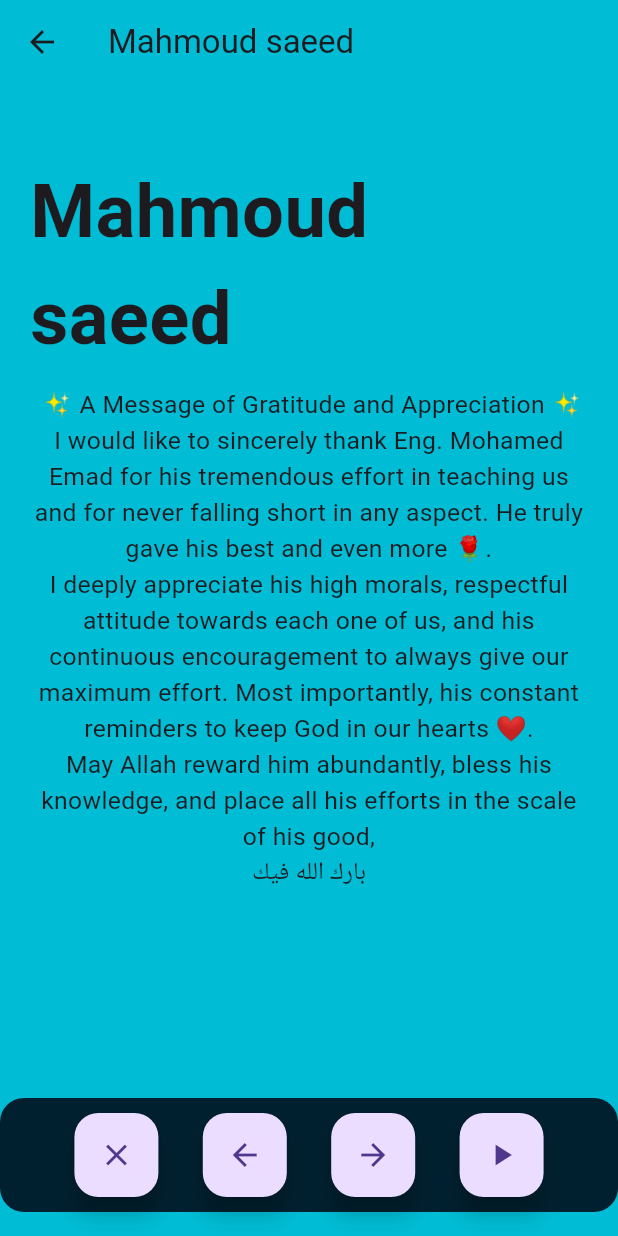
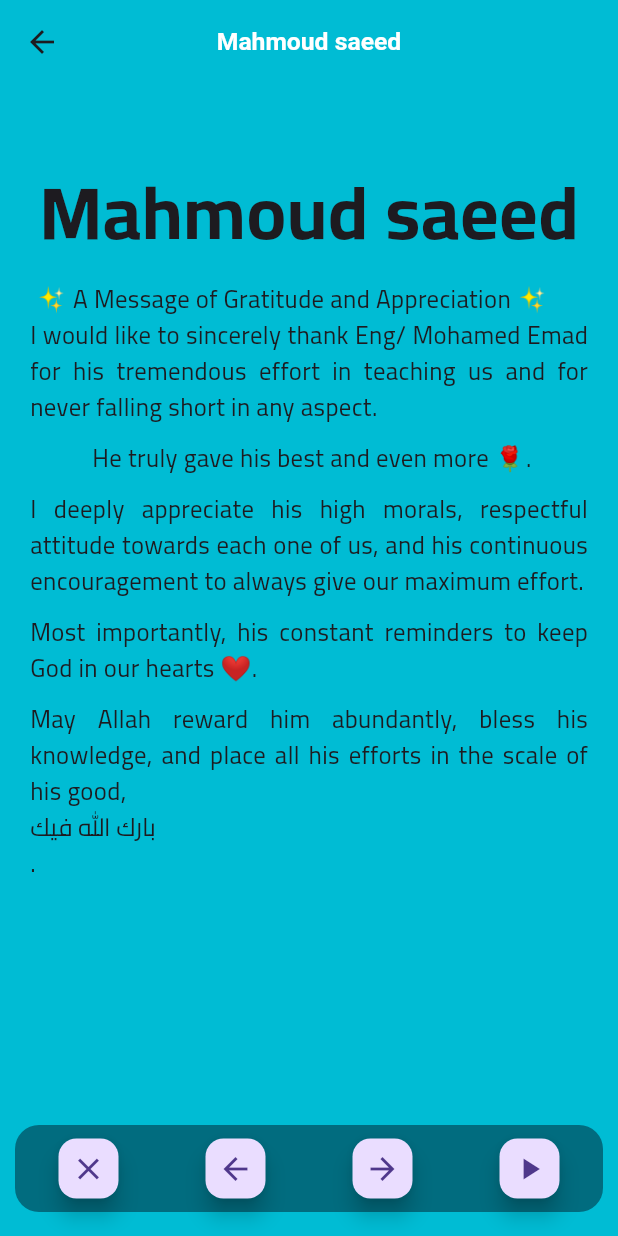
Before and after one commit to mahmoudsaeedm24/nti_std, a Flutter app: the screen it shows after launch, after a tap on "Mahmoud saeed", on a phone screen of 412 x 824 dp. Run offline on Flutter 3.47's test engine with Material 3 defaults, Android fonts, the phone set to English and light mode, and no system bars.

Commit message:
edits in structure

```diff
--- a/lib/core/color_pallete.dart
+++ b/lib/core/color_pallete.dart
@@ -1,16 +1,16 @@
 import 'package:flutter/material.dart';
 
-enum ColorPallete { pink, purple, lightGreen, cyan, lightBlue, deepOrange, def }
+enum ColorPallete { cyan, pink, lightGreen, lightBlue, deepOrange, def, purple }
 
 class AppColors {
   AppColors._();
+  static const Color cyan = Colors.cyan;
   static const Color pink = Colors.pink;
   static const Color purple = Color.fromARGB(255, 230, 210, 255);
   static const Color lightGreen = Colors.lightGreen;
-  static const Color cyan = Colors.cyan;
   static const Color lightBlue = Colors.lightBlue;
   static const Color deepOrange = Colors.deepOrangeAccent;
-  static const Color def = Colors.white54;
+  static const Color def = Color.fromARGB(218, 153, 152, 152);
 
   static Color getColor({required ColorPallete colorPallte}) {
     return switch (colorPallte.name) {
--- a/lib/features/data_source.dart
+++ b/lib/features/data_source.dart
@@ -6,9 +6,7 @@ final List<Person> persons = [
   Person(
     name: "Mahmoud saeed",
     message: """ ✨ A Message of Gratitude and Appreciation ✨
-I would like to sincerely thank Eng. Mohamed Emad for his tremendous effort in teaching us and for never falling short in any aspect. He truly gave his best and even more 🌹.
-I deeply appreciate his high morals, respectful attitude towards each one of us, and his continuous encouragement to always give our maximum effort. Most importantly, his constant reminders to keep God in our hearts ❤️.
-May Allah reward him abundantly, bless his knowledge, and place all his efforts in the scale of his good,
+I would like to sincerely thank Eng/ Mohamed Emad for his tremendous effort in teaching us and for never falling short in any aspect. He truly gave his best and even more 🌹.I deeply appreciate his high morals, respectful attitude towards each one of us, and his continuous encouragement to always give our maximum effort. Most importantly, his constant reminders to keep God in our hearts ❤️.May Allah reward him abundantly, bless his knowledge, and place all his efforts in the scale of his good,
 بارك الله فيك
 """,
     // image: null,
@@ -16,7 +14,7 @@ May Allah reward him abundantly, bless his knowledge, and place all his efforts
   ),
   Person(
     name: "Rawan Magdy",
-    message: """Good morning Eng Mohamed Emad ,
+    message: """Good morning Eng/ Mohamed Emad ,
 I just wanted to take a moment to sincerely thank you, Your respectful attitude, the way you explain things, and how you treat us as students have really left a positive impact on me. Your teaching style is clear and inspiring, and I have truly benefited and learned a lot from you. The religious stories you shared reminded me of one of my old teachers who had the same respectful and kind approach. Your words and manner have touched me and left a good mark in my life. I really hope that one day I will have the chance to work with you in the future and I wish you good in your life and happiness always and success""",
   ),
   Person(
@@ -27,9 +25,7 @@ I just wanted to take a moment to sincerely thank you, Your respectful attitude,
   Person(
     name: "Gehad Wael",
     message:
-        """ ❤️With respect, Eng. Mohamed Emad, I want to express my heartfelt gratitude to you. You were not only a great instructor who explained the course with clarity,  but also a true mentor who shared life lessons that touched me deeply. Your respectful character and the values you always reflect—patience, ethics,
-   and perseverance—made a real difference in my perspective.
- ✨Personally, I used to focus only on the final result, but through your advice and stories I learned to be patient with myself, to trust the process, and to believe that not all great outcomes appear immediately. This lesson is something I will carry with me beyond the classroom.🌸I truly appreciate the time, effort, and sincerity you put into teaching us. I wish you continuous success, happiness, and blessings in your life.""",
+        """ ❤️With respect, Eng/ Mohamed Emad, I want to express my heartfelt gratitude to you. You were not only a great instructor who explained the course with clarity,  but also a true mentor who shared life lessons that touched me deeply. Your respectful character and the values you always reflect—patience, ethics, and perseverance—made a real difference in my perspective.✨Personally, I used to focus only on the final result, but through your advice and stories I learned to be patient with myself, to trust the process, and to believe that not all great outcomes appear immediately. This lesson is something I will carry with me beyond the classroom.🌸I truly appreciate the time, effort, and sincerity you put into teaching us. I wish you continuous success, happiness, and blessings in your life.""",
     screenColor: ColorPallete.def,
   ),
   Person(
@@ -40,38 +36,25 @@ I just wanted to take a moment to sincerely thank you, Your respectful attitude,
   Person(
     name: "Rozan Mohamed",
     message: """Behind every successful journey, there is a great mentor!
-
-We are truly blessed to have you, Eng. Mohamed Emad, as our instructor throughout this track. Your dedication, patience, and passion made the learning experience not only valuable but also inspiring.
- You guided us with knowledge, motivated us to do better, and supported us every step of the way. Thank you for your endless effort and for being such an inspiring mentor.""",
+We are truly blessed to have you, Eng/. Mohamed Emad, as our instructor throughout this track. Your dedication, patience, and passion made the learning experience not only valuable but also inspiring. You guided us with knowledge, motivated us to do better, and supported us every step of the way. Thank you for your endless effort and for being such an inspiring mentor.""",
   ),
   Person(
     name: "Mona Zaki",
     message:
-        """I would like to express my heartfelt gratitude to Eng. Mohamed Emad for his great effort, patience, and dedication during our Flutter training.
-
-Your way of teaching was not only clear and practical but also inspiring,which made me more motivated to continue in this field.
-  I truly appreciate the time you gave us, your respect towards everyone, and your continuous encouragement to always do our best.
-
-Thank you for being more than just an instructor, but also a real role model. May Allah bless you, increase your knowledge, and reward you abundantly for every effort you put into guiding us. 🌸
+        """I would like to express my heartfelt gratitude to Eng/. Mohamed Emad for his great effort, patience, and dedication during our Flutter training. Your way of teaching was not only clear and practical but also inspiring,which made me more motivated to continue in this field.I truly appreciate the time you gave us, your respect towards everyone, and your continuous encouragement to always do our best. Thank you for being more than just an instructor, but also a real role model. May Allah bless you, increase your knowledge, and reward you abundantly for every effort you put into guiding us. 🌸
 """,
     screenColor: ColorPallete.purple,
   ),
   Person(
     name: 'Aya Emad',
-    message: """Hello Eng. Mohamed Emad,
-
-Thank you for your constant support, guidance, and kindness. I truly appreciate your time, effort, and the life lessons you’ve shared, which have made a lasting impact on me.
-
-I especially value how you personally help and check on each student—it means a lot. Once I get my first job, you’ll be the first person I share it with, as you’ve greatly motivated and prepared me.
-
-Wishing you continued success, happiness, and all the wonderful things you deserve."""
+    message: """Hello Eng/ Mohamed Emad,
+Thank you for your constant support, guidance, and kindness. I truly appreciate your time, effort, and the life lessons you’ve shared, which have made a lasting impact on me.I especially value how you personally help and check on each student—it means a lot. Once I get my first job, you’ll be the first person I share it with, as you’ve greatly motivated and prepared me. Wishing you continued success, happiness, and all the wonderful things you deserve.""",
   ),
   Person(
     name: 'Heba Ashraf',
-    message: '''I’m truly grateful to Eng. Mohamed for teaching me Flutter.
-   His guidance, patience, and constant support made a real difference in my learning journey.
-   I deeply appreciate the time and effort he put into helping me grow — I honestly wouldn’t have reached this point without him.
-    Thank you so much, Eng. Mohamed!''',
+    message:
+        '''I’m truly grateful to Eng/ Mohamed for teaching me Flutter.His guidance, patience, and constant support made a real difference in my learning journey.I deeply appreciate the time and effort he put into helping me grow — I honestly wouldn’t have reached this point without him.
+    Thank you so much, Eng/ Mohamed!''',
   ),
   Person(
     name: "Fatma Mohammed",
@@ -83,7 +66,7 @@ Wishing you continued success, happiness, and all the wonderful things you deser
   ),
   Person(
     name: "Faris Abozain",
-    message: """Dear [Eng:Mohmed Selim],
+    message: """Dear [Eng/:Mohmed Selim],
 I would like to express my sincere gratitude for your guidance, support, and dedication. Your way of teaching has inspired me and made the learning process both enjoyable and valuable. I truly appreciate the effort and time you put into helping us grow and achieve our goals.
 Thank you once again for being such an inspiring instructor.
 
@@ -93,7 +76,8 @@ Best regards,
     image: "faris".jpg,
   ),
   Person(
-      name: 'Hager', message: '''I would like to sincerely thank you for all your effort and dedication during our Flutter course. You were always respectful, kind, and supportive, which made the learning experience both enjoyable and valuable. I truly appreciate the knowledge you shared with us and the way you guided us with patience and professionalism.
-
-Wishing you continued success and all the best in your teaching journey.'''),
+    name: 'Hager',
+    message:
+        '''I would like to sincerely thank you for all your effort and dedication during our Flutter course. You were always respectful, kind, and supportive, which made the learning experience both enjoyable and valuable. I truly appreciate the knowledge you shared with us and the way you guided us with patience and professionalism.Wishing you continued success and all the best in your teaching journey.''',
+  ),
 ];
--- a/lib/features/details_screen.dart
+++ b/lib/features/details_screen.dart
@@ -111,6 +111,7 @@ class _DetailsScreenState extends State<DetailsScreen>
       backgroundColor: AppColors.getColor(colorPallte: person.screenColor),
       appBar: AppBar(
         title: Text(person.name),
+        centerTitle: true,
         backgroundColor: AppColors.getColor(colorPallte: person.screenColor),
       ),
       body: SingleChildScrollView(
@@ -138,16 +139,25 @@ class _DetailsScreenState extends State<DetailsScreen>
                 const SizedBox(height: 20),
                 Text(
                   person.name,
+                  softWrap: false,
                   style: TextStyle(
+                    overflow: TextOverflow.fade,
                     fontSize: 12.sp,
                     fontWeight: FontWeight.bold,
                   ),
                 ),
                 const SizedBox(height: 10),
-                Text(
-                  person.message,
-                  style: TextStyle(fontSize: 4.sp),
-                  textAlign: TextAlign.center,
+                Column(
+                  children: person.message.split('.').map((p) {
+                    return Padding(
+                      padding: EdgeInsetsGeometry.only(bottom: 10),
+                      child: Text(
+                        '$p.',
+                        style: TextStyle(fontSize: 4.sp),
+                        textAlign: TextAlign.justify,
+                      ),
+                    );
+                  }).toList(),
                 ),
                 SizedBox(height: 9.h),
               ],
@@ -158,29 +168,34 @@ class _DetailsScreenState extends State<DetailsScreen>
       floatingActionButton: Container(
         decoration: BoxDecoration(
           borderRadius: BorderRadius.circular(16),
-          color: const Color.fromARGB(255, 1, 32, 47),
+          color: const Color.fromARGB(131, 1, 32, 47),
         ),
-        padding: EdgeInsets.symmetric(horizontal: 20, vertical: 10),
+        padding: EdgeInsets.symmetric(vertical: 5),
+        margin: EdgeInsets.symmetric(horizontal: 10),
         child: Row(
-          mainAxisAlignment: MainAxisAlignment.spaceEvenly,
+          mainAxisAlignment: MainAxisAlignment.spaceAround,
           children: [
             FloatingActionButton(
+              mini: true,
               heroTag: "close",
               onPressed: () => Navigator.pop(context),
               child: const Icon(Icons.close),
             ),
             FloatingActionButton(
+              mini: true,
               heroTag: "previous",
               onPressed: () => previousPerson(),
               child: const Icon(Icons.arrow_back),
             ),
             FloatingActionButton(
+              mini: true,
               heroTag: "next",
               onPressed: () => nextPerson(),
               child: const Icon(Icons.arrow_forward),
             ),
 
             FloatingActionButton(
+              mini: true,
               heroTag: "playpause",
               onPressed: toggleTimer,
               child: Icon(isPlaying ? Icons.pause : Icons.play_arrow),
--- a/lib/features/home_screen.dart
+++ b/lib/features/home_screen.dart
@@ -1,4 +1,6 @@
 import 'package:flutter/material.dart';
+import 'package:m_emad/core/color_pallete.dart';
+import 'package:m_emad/core/extensions/num_extension.dart';
 
 import 'data_source.dart';
 import 'details_screen.dart';
@@ -6,11 +8,10 @@ import 'details_screen.dart';
 class HomeScreen extends StatelessWidget {
   const HomeScreen({super.key});
 
-
   @override
   Widget build(BuildContext context) {
     return Scaffold(
-      appBar: AppBar(title: const Text("GridView Names")),
+      appBar: AppBar(title: const Text("NTI Trainees - Batch 2, 8-2025")),
       body: GridView.builder(
         padding: const EdgeInsets.all(10),
         gridDelegate: const SliverGridDelegateWithFixedCrossAxisCount(
@@ -32,13 +33,17 @@ class HomeScreen extends StatelessWidget {
             },
             child: Container(
               decoration: BoxDecoration(
-                color: Colors.blueAccent,
-                borderRadius: BorderRadius.circular(12),
+                color: AppColors.getColor(
+                  colorPallte:
+                      ColorPallete.values[(index) % ColorPallete.values.length],
+                ),
+
+                borderRadius: BorderRadius.circular(16),
               ),
               alignment: Alignment.center,
               child: Text(
                 persons[index].name,
-                style: const TextStyle(fontSize: 18, color: Colors.white),
+                style: TextStyle(fontSize: 3.sp, color: Colors.white),
               ),
             ),
           );
--- a/lib/main.dart
+++ b/lib/main.dart
@@ -1,5 +1,6 @@
 import 'package:flutter/material.dart';
 import 'package:m_emad/core/app_settings/routes.dart';
+import 'package:m_emad/core/extensions/num_extension.dart';
 import 'package:m_emad/features/home_screen.dart';
 
 void main() {
@@ -14,6 +15,19 @@ class MyApp extends StatelessWidget {
     return MaterialApp(
       onGenerateRoute: onGenerateRoute,
       debugShowCheckedModeBanner: false,
+      theme: ThemeData(
+        fontFamily: 'Cairo',
+        appBarTheme: AppBarTheme(
+          centerTitle: true,
+          elevation: 0,
+          surfaceTintColor: Colors.transparent,
+          backgroundColor: Colors.transparent,
+          titleTextStyle: TextStyle(
+            fontSize: 4.sp,
+            fontWeight: FontWeight.bold,
+          ),
+        ),
+      ),
 
       ///* you can set your feature screen here
       ///* don't change anything else
```
Also changed, not shown: pubspec.yaml (+11 -16 lines), assets/fonts/Cairo-Black.ttf (added), assets/fonts/Cairo-Bold.ttf (added), assets/fonts/Cairo-ExtraBold.ttf (added), assets/fonts/Cairo-ExtraLight.ttf (added), assets/fonts/Cairo-Light.ttf (added), assets/fonts/Cairo-Medium.ttf (added), assets/fonts/Cairo-Regular.ttf (added), assets/fonts/Cairo-SemiBold.ttf (added).
